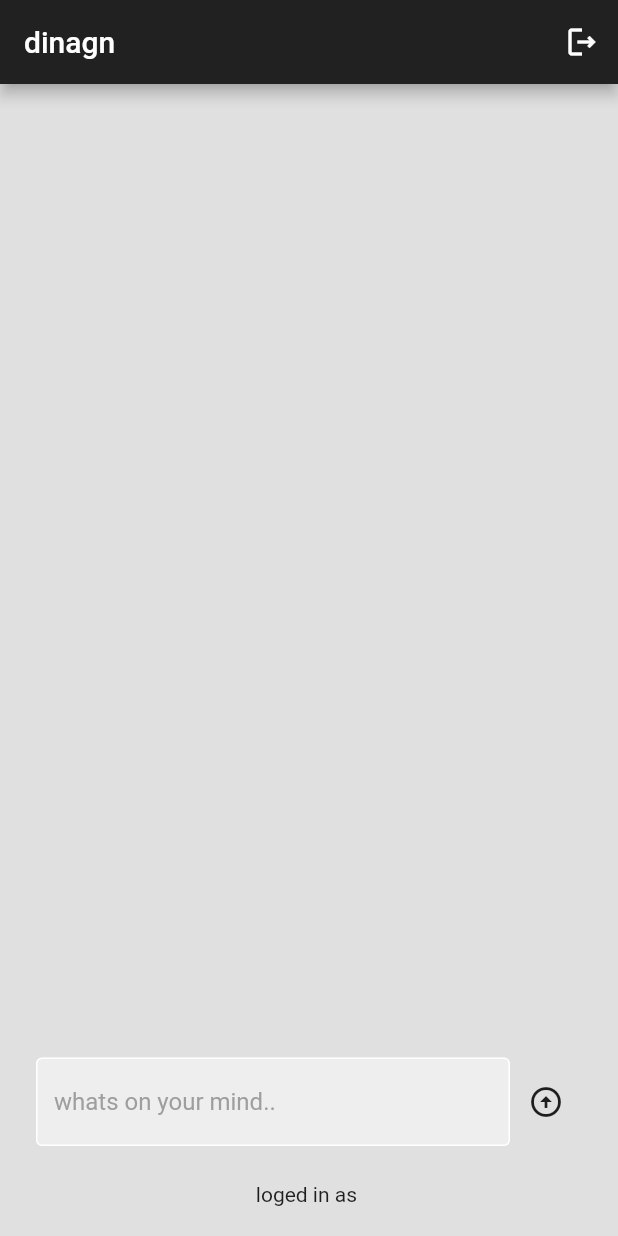
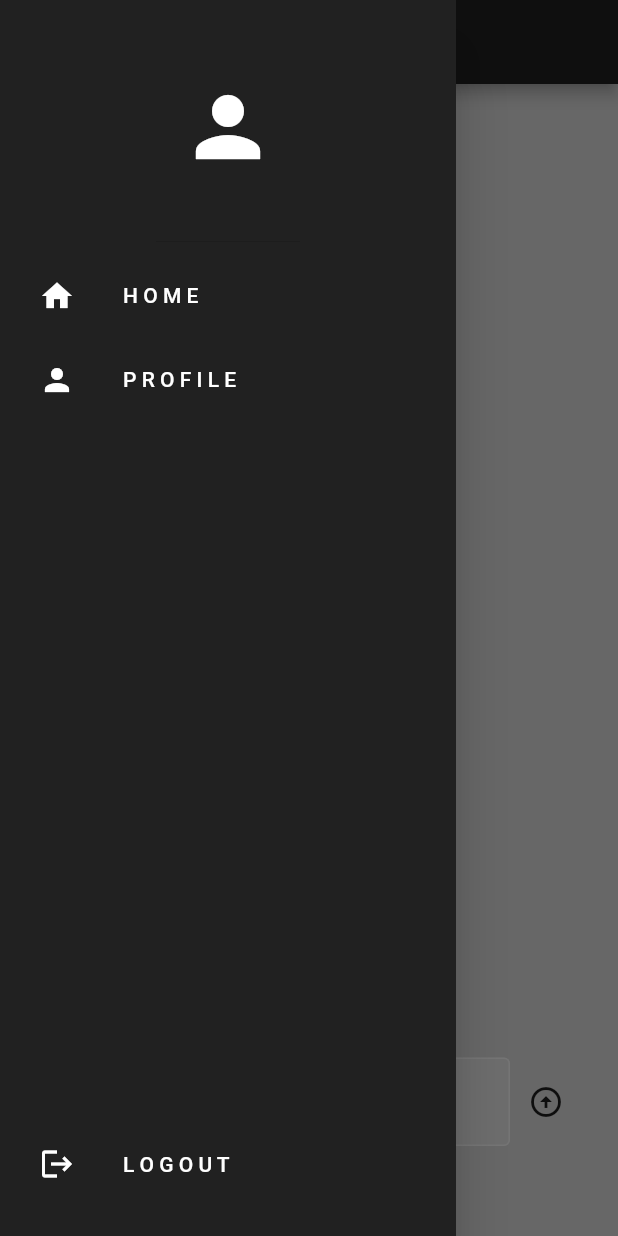
Before and after one commit to MaheshVenuFlutter/social-media-app, a Flutter app: the screen it shows once a user with an empty profile is signed in, with the side drawer open (before the commit the screen has no drawer), on a phone screen of 412 x 824 dp. Run offline on Flutter 3.47's test engine with Material 2 defaults, Android fonts, the phone set to English and light mode, and no system bars; our stand-ins replace cloud_firestore, firebase_auth, firebase_core; accounts and stored records are empty; generated files the repository leaves out were written again.

Commit message:
drawer completed

```diff
--- /dev/null
+++ b/lib/custom widgets/drawer.dart
@@ -0,0 +1,52 @@
+import 'package:flutter/material.dart';
+import 'package:social_media_app/custom%20widgets/my_list_tile.dart';
+
+class MyDrawer extends StatelessWidget {
+  final void Function()? profileTap;
+  final void Function()? signOut;
+  const MyDrawer({super.key, required this.profileTap, required this.signOut});
+
+  @override
+  Widget build(BuildContext context) {
+    return Drawer(
+      backgroundColor: Colors.grey[900],
+      child: Column(
+        children: [
+          //header
+
+          const DrawerHeader(
+            child: Icon(
+              Icons.person,
+              color: Colors.white,
+              size: 64,
+            ),
+          ),
+
+          //home list tile
+
+          MyListTile(
+            icon: Icons.home,
+            text: 'H O M E',
+            ontap: () => Navigator.pop(context),
+          ),
+
+          // profile list tile
+          MyListTile(
+              icon: Icons.person, text: 'P R O F I L E', ontap: profileTap),
+          const Expanded(
+            child: SizedBox(),
+          ),
+          //logout list tile
+          MyListTile(
+            icon: Icons.logout,
+            text: 'L O G O U T',
+            ontap: signOut,
+          ),
+          const SizedBox(
+            height: 20,
+          )
+        ],
+      ),
+    );
+  }
+}
--- /dev/null
+++ b/lib/custom widgets/my_list_tile.dart
@@ -0,0 +1,27 @@
+import 'package:flutter/material.dart';
+
+class MyListTile extends StatelessWidget {
+  final IconData icon;
+  final String text;
+  final void Function()? ontap;
+  const MyListTile(
+      {super.key, required this.icon, required this.text, required this.ontap});
+
+  @override
+  Widget build(BuildContext context) {
+    return Padding(
+      padding: const EdgeInsets.only(left: 10),
+      child: ListTile(
+        leading: Icon(
+          icon,
+          color: Colors.white,
+        ),
+        onTap: ontap,
+        title: Text(
+          text,
+          style: const TextStyle(color: Colors.white),
+        ),
+      ),
+    );
+  }
+}
--- a/lib/screens/home_screen.dart
+++ b/lib/screens/home_screen.dart
@@ -1,8 +1,10 @@
 import 'package:cloud_firestore/cloud_firestore.dart';
 import 'package:firebase_auth/firebase_auth.dart';
 import 'package:flutter/material.dart';
+import 'package:social_media_app/custom%20widgets/drawer.dart';
 import 'package:social_media_app/custom%20widgets/text_feild.dart';
 import 'package:social_media_app/custom%20widgets/wall_post.dart';
+import 'package:social_media_app/screens/profile_page.dart';
 
 class HomeScreen extends StatefulWidget {
   const HomeScreen({super.key});
@@ -43,21 +45,30 @@ class _HomeScreenState extends State<HomeScreen> {
     });
   }
 
+  void goToProfilePage() {
+    // pop the menu drawer
+    Navigator.pop(context);
+
+    // go to profile screen
+    Navigator.push(
+      context,
+      MaterialPageRoute(
+        builder: (context) => ProfilePage(),
+      ),
+    );
+  }
+
   @override
   Widget build(BuildContext context) {
     return Scaffold(
       backgroundColor: Colors.grey[300],
+      drawer: MyDrawer(
+        signOut: signOut,
+        profileTap: goToProfilePage,
+      ),
       appBar: AppBar(
         backgroundColor: Colors.grey[900],
         title: Text("dinagn"),
-        actions: [
-          //sign out
-          IconButton(
-              onPressed: () {
-                signOut();
-              },
-              icon: Icon(Icons.logout_outlined))
-        ],
       ),
       body: Column(
         children: [
--- /dev/null
+++ b/lib/screens/profile_page.dart
@@ -0,0 +1,19 @@
+import 'package:flutter/material.dart';
+
+class ProfilePage extends StatefulWidget {
+  const ProfilePage({super.key});
+
+  @override
+  State<ProfilePage> createState() => _ProfilePageState();
+}
+
+class _ProfilePageState extends State<ProfilePage> {
+  @override
+  Widget build(BuildContext context) {
+    return Scaffold(
+      appBar: AppBar(
+        title: const Text("Profile Screen"),
+      ),
+    );
+  }
+}
```
